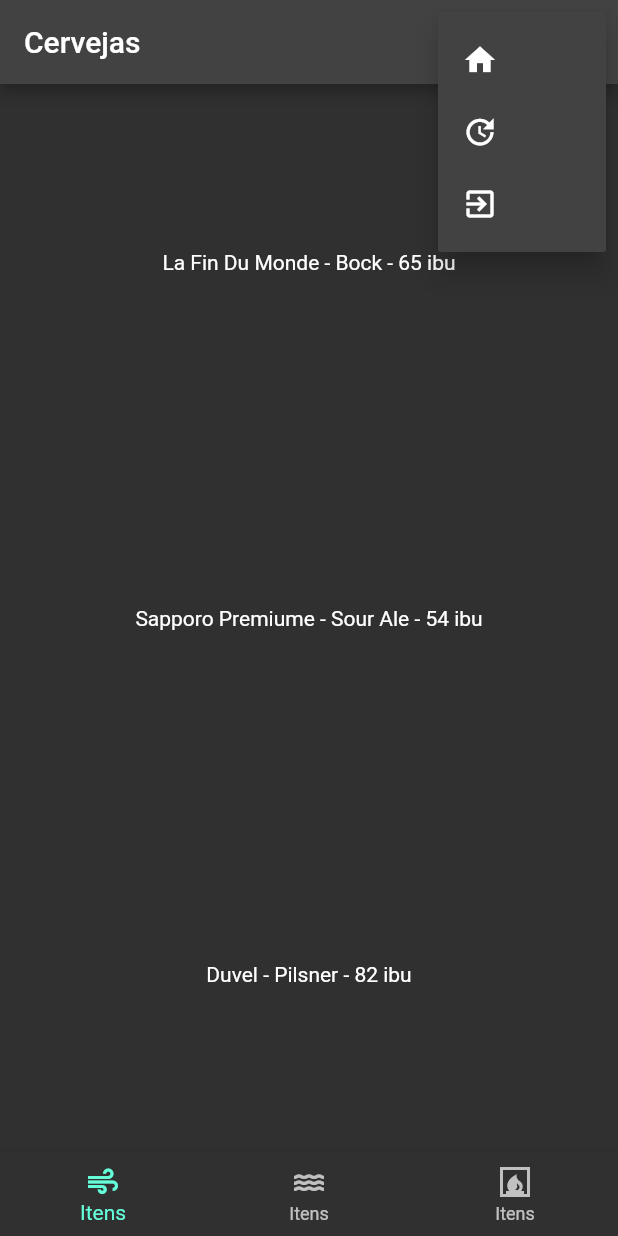
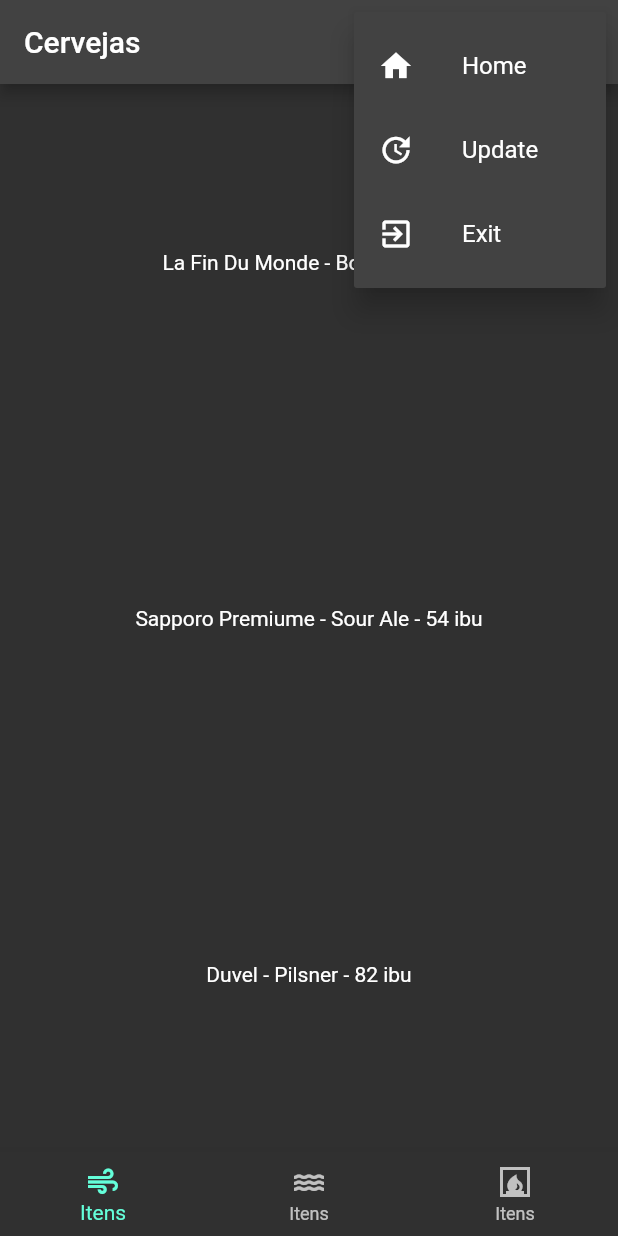
Before and after one commit to tallysdev/learning-Dart, a Flutter app: the screen it shows after launch, after a tap on the "more vert" icon, on a phone screen of 412 x 824 dp. Run offline on Flutter 3.47's test engine with Material 2 defaults, Android fonts, the phone set to English and light mode, and no system bars.

Commit message:
:sparkles:feat: Passing pupupMenoBottom with icons

```diff
--- a/receita3/lib/main.dart
+++ b/receita3/lib/main.dart
@@ -43,17 +43,26 @@ class NewAppBar extends StatelessWidget implements PreferredSizeWidget {
             return [
                   const PopupMenuItem<int>(
                       value: 0,
-                      child: Icon(Icons.home),
+                      child:ListTile(
+                        leading: Icon(Icons.home),
+                        title: Text("Home"),
+                      ),
                   ),
 
                   const PopupMenuItem<int>(
                       value: 1,
-                      child: Icon(Icons.update),
+                      child: ListTile(
+                        leading: Icon(Icons.update),
+                        title: Text("Update"),
+                      ),
                   ),
 
                   const PopupMenuItem<int>(
                       value: 2,
-                      child: Icon(Icons.exit_to_app),
+                      child: ListTile(
+                        leading: Icon(Icons.exit_to_app),
+                        title: Text("Exit"),
+                      ),
                   ),
               ];
           },
```
